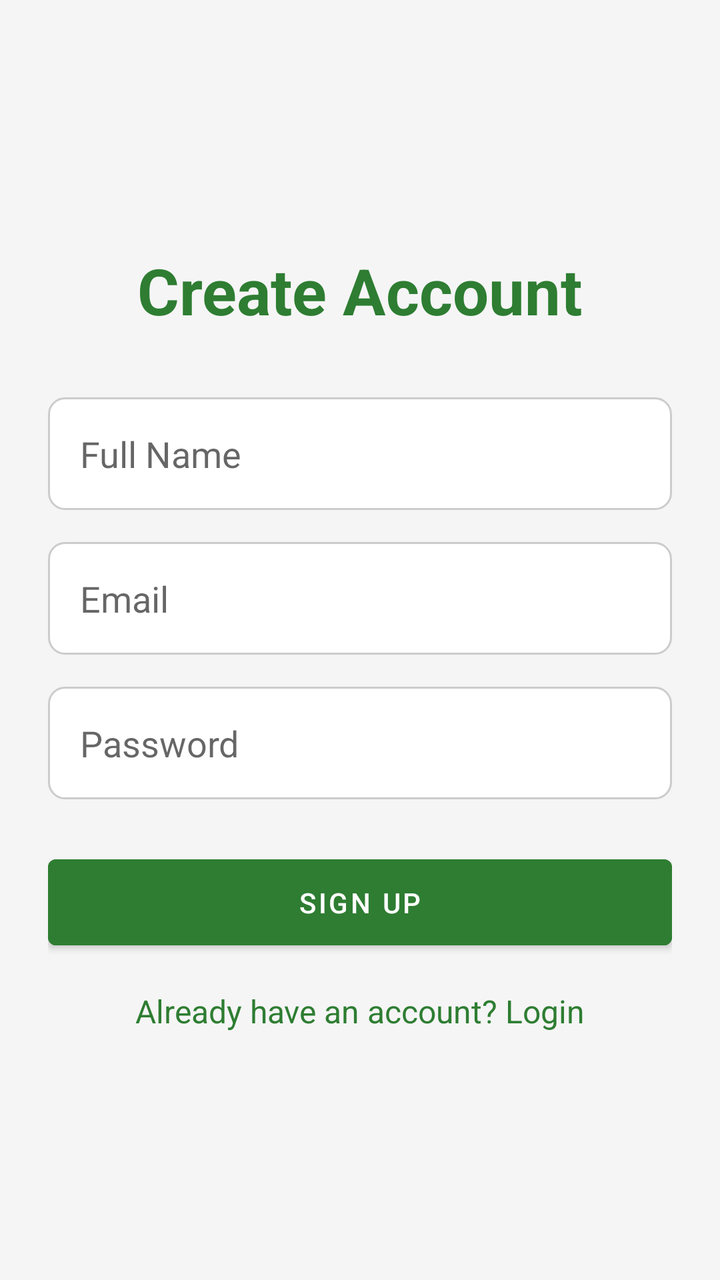
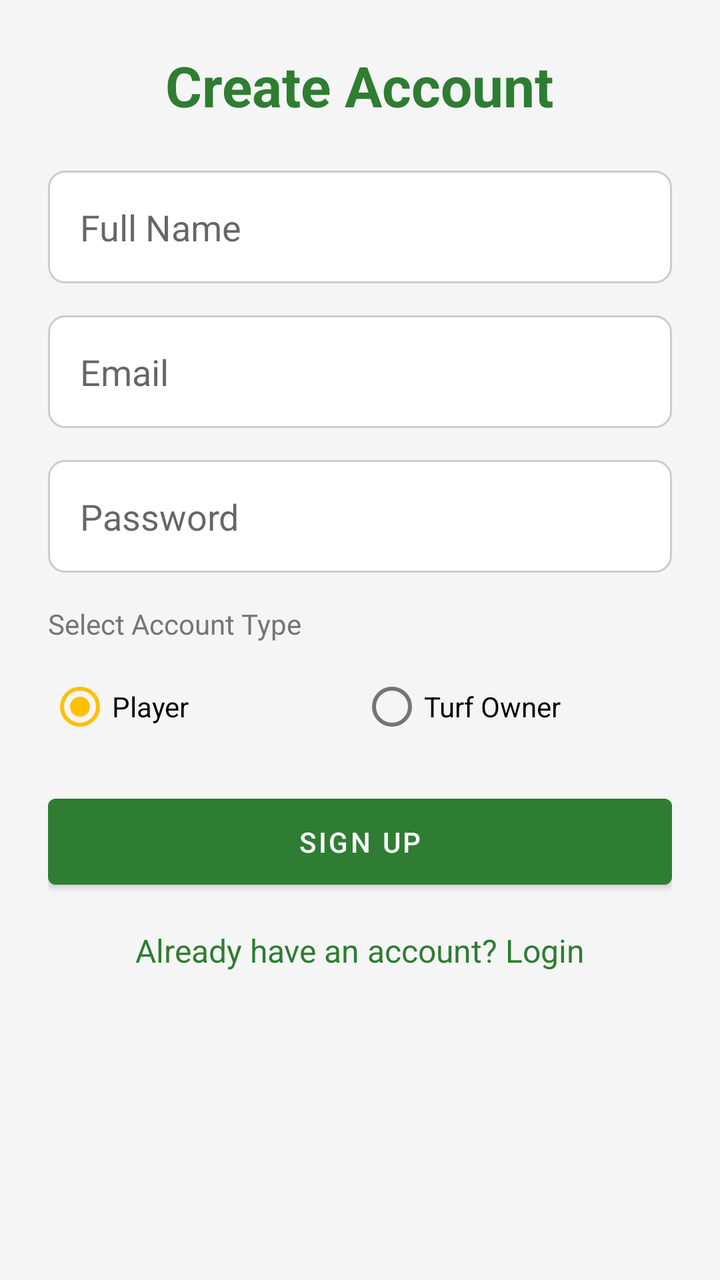

Before-and-after screenshots of an Android layout around one commit, followed by the original layout XML and the change that was made.
<!-- AndroidManifest.xml: application theme Theme.TurfMatch -->
<!-- res/layout/activity_signup.xml -->
<?xml version="1.0" encoding="utf-8"?>
<LinearLayout xmlns:android="http://schemas.android.com/apk/res/android"
    android:layout_width="match_parent"
    android:layout_height="match_parent"
    android:orientation="vertical"
    android:gravity="center"
    android:padding="24dp"
    android:background="@color/background">

    <TextView
        android:layout_width="wrap_content"
        android:layout_height="wrap_content"
        android:text="Create Account"
        android:textSize="32sp"
        android:textStyle="bold"
        android:textColor="@color/primary"
        android:layout_marginBottom="32dp"/>

    <EditText
        android:id="@+id/etName"
        android:layout_width="match_parent"
        android:layout_height="wrap_content"
        android:hint="@string/name"
        android:inputType="textPersonName"
        android:padding="16dp"
        android:layout_marginBottom="16dp"
        android:background="@drawable/bg_edit_text"/>

    <EditText
        android:id="@+id/etEmail"
        android:layout_width="match_parent"
        android:layout_height="wrap_content"
        android:hint="@string/email"
        android:inputType="textEmailAddress"
        android:padding="16dp"
        android:layout_marginBottom="16dp"
        android:background="@drawable/bg_edit_text"/>

    <EditText
        android:id="@+id/etPassword"
        android:layout_width="match_parent"
        android:layout_height="wrap_content"
        android:hint="@string/password"
        android:inputType="textPassword"
        android:padding="16dp"
        android:layout_marginBottom="24dp"
        android:background="@drawable/bg_edit_text"/>

    <Button
        android:id="@+id/btnSignup"
        android:layout_width="match_parent"
        android:layout_height="wrap_content"
        android:text="@string/signup"
        android:backgroundTint="@color/primary"
        android:textColor="@android:color/white"
        android:padding="12dp"
        android:layout_marginBottom="16dp"/>

    <TextView
        android:id="@+id/tvToLogin"
        android:layout_width="wrap_content"
        android:layout_height="wrap_content"
        android:text="Already have an account? Login"
        android:textColor="@color/primary"
        android:textSize="16sp"/>

</LinearLayout>
<!-- resources referenced by this layout -->
<resources>
  <color name="background">#F5F5F5</color>
  <color name="primary">#2E7D32</color>
  <!-- drawable bg_edit_text (drawable) -->
  <?xml version="1.0" encoding="utf-8"?>
  <shape xmlns:android="http://schemas.android.com/apk/res/android"
      android:shape="rectangle">
      <solid android:color="@color/card_background" />
      <stroke android:width="1dp" android:color="#CCCCCC" />
      <corners android:radius="8dp" />
  </shape>
  <string name="email">Email</string>
  <string name="name">Full Name</string>
  <string name="password">Password</string>
  <string name="signup">Sign Up</string>
  <style name="Theme.TurfMatch" parent="Theme.MaterialComponents.DayNight.NoActionBar">
          <item name="colorPrimary">@color/primary</item>
          <item name="colorPrimaryDark">@color/primary_dark</item>
          <item name="colorAccent">@color/accent</item>
          <item name="android:windowBackground">@color/background</item>
      </style>
  <color name="card_background">#FFFFFF</color>
  <color name="primary_dark">#1B5E20</color>
  <color name="accent">#FFC107</color>
</resources>

<!-- the commit's change to res/layout/activity_signup.xml (unified diff, before → after) -->
@@ -1,67 +1,122 @@
 <?xml version="1.0" encoding="utf-8"?>
-<LinearLayout xmlns:android="http://schemas.android.com/apk/res/android"
+<ScrollView xmlns:android="http://schemas.android.com/apk/res/android"
     android:layout_width="match_parent"
     android:layout_height="match_parent"
-    android:orientation="vertical"
-    android:gravity="center"
     android:padding="24dp"
     android:background="@color/background">
 
-    <TextView
-        android:layout_width="wrap_content"
-        android:layout_height="wrap_content"
-        android:text="Create Account"
-        android:textSize="32sp"
-        android:textStyle="bold"
-        android:textColor="@color/primary"
-        android:layout_marginBottom="32dp"/>
-
-    <EditText
-        android:id="@+id/etName"
+    <LinearLayout
         android:layout_width="match_parent"
         android:layout_height="wrap_content"
-        android:hint="@string/name"
-        android:inputType="textPersonName"
-        android:padding="16dp"
-        android:layout_marginBottom="16dp"
-        android:background="@drawable/bg_edit_text"/>
+        android:orientation="vertical"
+        android:gravity="center_horizontal">
 
-    <EditText
-        android:id="@+id/etEmail"
-        android:layout_width="match_parent"
-        android:layout_height="wrap_content"
-        android:hint="@string/email"
-        android:inputType="textEmailAddress"
-        android:padding="16dp"
-        android:layout_marginBottom="16dp"
-        android:background="@drawable/bg_edit_text"/>
+        <TextView
+            android:layout_width="wrap_content"
+            android:layout_height="wrap_content"
+            android:text="Create Account"
+            android:textSize="28sp"
+            android:textStyle="bold"
+            android:textColor="@color/primary"
+            android:layout_marginBottom="24dp"/>
 
-    <EditText
-        android:id="@+id/etPassword"
-        android:layout_width="match_parent"
-        android:layout_height="wrap_content"
-        android:hint="@string/password"
-        android:inputType="textPassword"
-        android:padding="16dp"
-        android:layout_marginBottom="24dp"
-        android:background="@drawable/bg_edit_text"/>
+        <EditText
+            android:id="@+id/etName"
+            android:layout_width="match_parent"
+            android:layout_height="wrap_content"
+            android:hint="@string/name"
+            android:inputType="textPersonName"
+            android:autofillHints="name"
+            android:padding="16dp"
+            android:layout_marginBottom="16dp"
+            android:background="@drawable/bg_edit_text"/>
 
-    <Button
-        android:id="@+id/btnSignup"
-        android:layout_width="match_parent"
-        android:layout_height="wrap_content"
-        android:text="@string/signup"
-        android:backgroundTint="@color/primary"
-        android:textColor="@android:color/white"
-        android:padding="12dp"
-        android:layout_marginBottom="16dp"/>
+        <EditText
+            android:id="@+id/etEmail"
+            android:layout_width="match_parent"
+            android:layout_height="wrap_content"
+            android:hint="@string/email"
+            android:inputType="textEmailAddress"
+            android:autofillHints="emailAddress"
+            android:padding="16dp"
+            android:layout_marginBottom="16dp"
+            android:background="@drawable/bg_edit_text"/>
 
-    <TextView
-        android:id="@+id/tvToLogin"
-        android:layout_width="wrap_content"
-        android:layout_height="wrap_content"
-        android:text="Already have an account? Login"
-        android:textColor="@color/primary"
-        android:textSize="16sp"/>
+        <EditText
+            android:id="@+id/etPassword"
+            android:layout_width="match_parent"
+            android:layout_height="wrap_content"
+            android:hint="@string/password"
+            android:inputType="textPassword"
+            android:autofillHints="password"
+            android:padding="16dp"
+            android:layout_marginBottom="16dp"
+            android:background="@drawable/bg_edit_text"/>
 
-</LinearLayout>
+        
+        <TextView
+            android:layout_width="match_parent"
+            android:layout_height="wrap_content"
+            android:text="Select Account Type"
+            android:textSize="14sp"
+            android:textColor="@color/text_secondary"
+            android:layout_marginBottom="8dp"/>
+
+        <RadioGroup
+            android:id="@+id/rgRole"
+            android:layout_width="match_parent"
+            android:layout_height="wrap_content"
+            android:orientation="horizontal"
+            android:layout_marginBottom="16dp">
+
+            <RadioButton
+                android:id="@+id/rbPlayer"
+                android:layout_width="0dp"
+                android:layout_height="wrap_content"
+                android:layout_weight="1"
+                android:text="Player"
+                android:checked="true"/>
+
+            <RadioButton
+                android:id="@+id/rbTurfOwner"
+                android:layout_width="0dp"
+                android:layout_height="wrap_content"
+                android:layout_weight="1"
+                android:text="Turf Owner"/>
+
+        </RadioGroup>
+
+        
+        <EditText
+            android:id="@+id/etOwnedTurfName"
+            android:layout_width="match_parent"
+            android:layout_height="wrap_content"
+            android:hint="Your Turf Name (e.g. Borivali Station Turf)"
+            android:inputType="text"
+            android:autofillHints="postalAddress"
+            android:padding="16dp"
+            android:visibility="gone"
+            android:layout_marginBottom="24dp"
+            android:background="@drawable/bg_edit_text"/>
+
+        <Button
+            android:id="@+id/btnSignup"
+            android:layout_width="match_parent"
+            android:layout_height="wrap_content"
+            android:text="@string/signup"
+            android:backgroundTint="@color/primary"
+            android:textColor="@android:color/white"
+            android:padding="12dp"
+            android:layout_marginBottom="16dp"/>
+
+        <TextView
+            android:id="@+id/tvToLogin"
+            android:layout_width="wrap_content"
+            android:layout_height="wrap_content"
+            android:text="Already have an account? Login"
+            android:textColor="@color/primary"
+            android:textSize="16sp"/>
+
+    </LinearLayout>
+
+</ScrollView>
<!-- resource entries referenced after the edit -->
@@ -2,6 +2,7 @@
 <resources>
   <color name="background">#F5F5F5</color>
   <color name="primary">#2E7D32</color>
+  <color name="text_secondary">#757575</color>
   <!-- drawable bg_edit_text (drawable) -->
   <?xml version="1.0" encoding="utf-8"?>
   <shape xmlns:android="http://schemas.android.com/apk/res/android"
